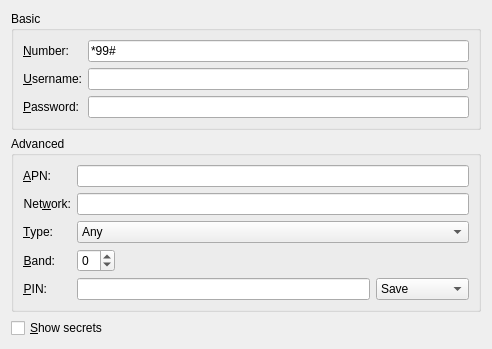
First picture: the form in libs/ui/gsm.ui, repository KDE/networkmanagement, before the edit.
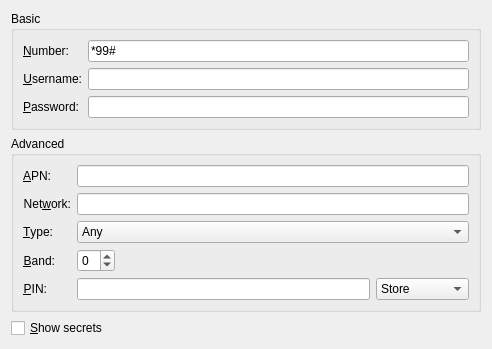
Second picture: the form after the edit. Custom widgets are drawn as their Qt base class.

Commit message: let the user decide if he wants to store his 802.1x passwords or type them in every time, add real auth dialogs for 802.1x and wireless (needed for LEAP)

```diff
--- a/libs/ui/gsm.ui
+++ b/libs/ui/gsm.ui
@@ -227,7 +227,7 @@
          <widget class="KComboBox" name="pinStorage">
           <item>
            <property name="text">
-            <string>Save</string>
+            <string>Store</string>
            </property>
           </item>
           <item>
```
The commit also changes 37 other files.
